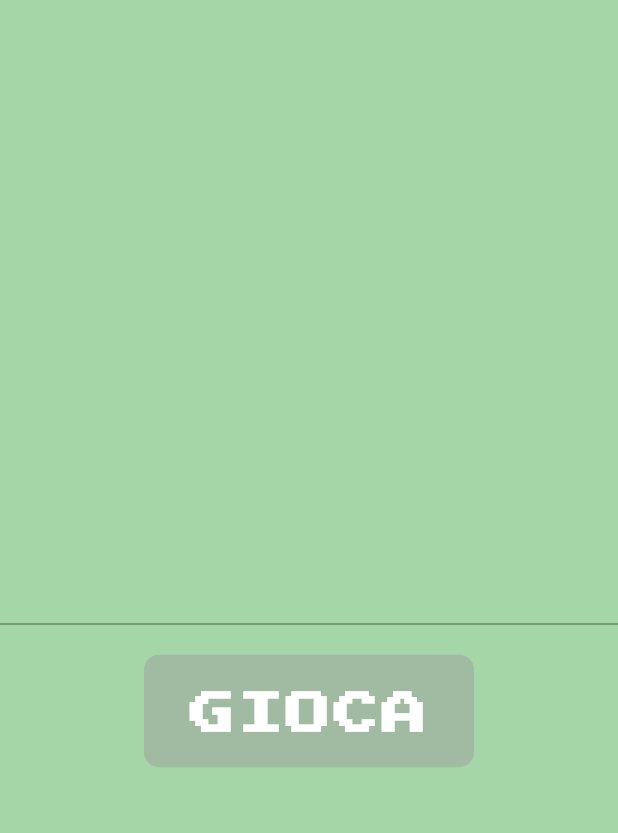
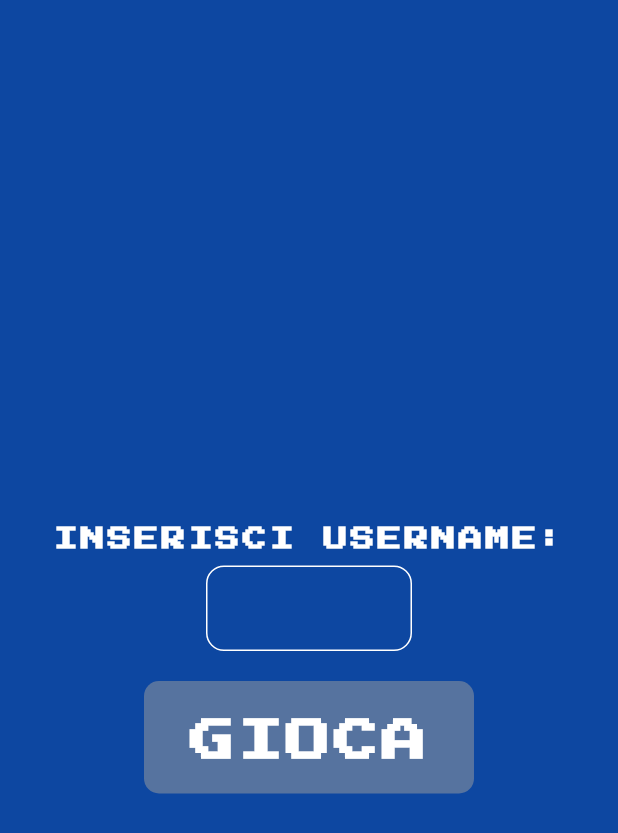
Before and after one commit to SimoneSesanaSchool/TriviaAPI, a Flutter app: the Gioca screen opened by its route, on a phone screen of 412 x 824 dp. Shown: the top 833 px of the screen. Run offline on Flutter 3.47's test engine with Material 2 defaults, Android fonts, the phone set to English and light mode, and no system bars; our stand-ins replace google_fonts.

Commit message:
Aggiornata schermata di gioco

```diff
--- a/GIocoGUI/triviabro/lib/Pages/Gioca/Gioca.dart
+++ b/GIocoGUI/triviabro/lib/Pages/Gioca/Gioca.dart
@@ -1,5 +1,8 @@
+import 'dart:ui';
+
 import 'package:flutter/material.dart';
 import 'package:google_fonts/google_fonts.dart';
+import 'package:triviabro/Pages/Gioca/RadioTextStyle.dart';
 
 class Gioca extends StatefulWidget {
   const Gioca({Key? key}) : super(key: key);
@@ -13,11 +16,13 @@ class _GiocaState extends State<Gioca> {
   String username = "";
   int punteggio = 0;
 
+  int _selectedRadio = 0;
+
   @override
   Widget build(BuildContext context) {
     return Scaffold(
 
-      backgroundColor: Colors.green[200],
+      backgroundColor: Colors.blue[900],
 
       /// AppBar usata come padding
       appBar: AppBar(
@@ -33,8 +38,64 @@ class _GiocaState extends State<Gioca> {
           mainAxisAlignment: MainAxisAlignment.center,
           children: [
 
+            /// Label username
+            Text(
+                "INSERISCI USERNAME:",
+                style: GoogleFonts.pressStart2p(
+                  textStyle: const TextStyle(
+                    fontSize: 16,
+                    letterSpacing: 2,
+                    color: Colors.white,
+                    fontWeight: FontWeight.w800,
+                  ),
+                )
+            ),
+
             /// Inserimento username
-            TextFormField(),
+            Padding(
+              padding: EdgeInsets.only(
+                left: MediaQuery.of(context).size.width /3,
+                right: MediaQuery.of(context).size.width /3,
+                top: 10
+            ),
+              child: TextFormField(
+                onEditingComplete: (){
+                  FocusManager.instance.primaryFocus?.unfocus();
+                },
+                cursorColor: Colors.white,
+                style: GoogleFonts.pressStart2p(
+                  textStyle: const TextStyle(
+                    fontSize: 17,
+                    letterSpacing: 2,
+                    color: Colors.white,
+                    fontWeight: FontWeight.w800,
+                  ),
+                ),
+                textAlign: TextAlign.center,
+                decoration: InputDecoration(
+
+                  // Border decoration
+                  focusedBorder: OutlineInputBorder(
+                    borderRadius: BorderRadius.circular(12),
+                    borderSide: const BorderSide(
+                      color: Colors.white,
+                      width: 1.5,
+                    ),
+                  ),
+                  enabledBorder: OutlineInputBorder(
+                    borderRadius: BorderRadius.circular(12),
+                    borderSide: const BorderSide(
+                      color: Colors.white,
+                      width: 1,
+                    ),
+                  ),
+
+                ),
+                onChanged: (String value){
+                  username = value;
+                },
+              ),
+            ),
 
             /// Bottone gioca
             Padding(
@@ -70,10 +131,76 @@ class _GiocaState extends State<Gioca> {
 
           ],
         ),
-      ) : Text(
-        "gioca"
-      ),
+      ) : Column(
+        mainAxisAlignment: MainAxisAlignment.center,
+        children: [
 
+          /// Domanda
+          Text(
+              "DOMANDA",
+              style: GoogleFonts.pressStart2p(
+                textStyle: const TextStyle(
+                  fontSize: 16,
+                  letterSpacing: 2,
+                  color: Colors.white,
+                  fontWeight: FontWeight.w800,
+                ),
+              )
+          ),
+
+          RadioListTile(
+            value: 1,
+            groupValue: _selectedRadio,
+            onChanged: (inb){
+              setState(() {
+                _selectedRadio = 1;
+              });
+            },
+            title: Text(
+              "Opzione 1",
+              style: radioTextStyle(),
+            ),
+          ),
+          RadioListTile(
+            value: 2,
+            groupValue: _selectedRadio,
+            onChanged: (inb){
+              setState(() {
+                _selectedRadio = 2;
+              });
+            },
+            title: Text(
+              "Opzione 2",
+              style: radioTextStyle(),
+            ),
+          ),
+          RadioListTile(
+            value: 3,
+            groupValue: _selectedRadio,
+            onChanged: (inb){
+              setState(() {
+                _selectedRadio = 3;
+              });
+            },
+            title: Text(
+              "Opzione 3",
+              style: radioTextStyle(),
+            ),
+          ),RadioListTile(
+            value: 4,
+            groupValue: _selectedRadio,
+            onChanged: (inb){
+              setState(() {
+                _selectedRadio = 4;
+              });
+            },
+            title: Text(
+              "Opzione 4",
+              style: radioTextStyle(),
+            ),
+          ),
+        ],
+      )
     );
   }
 }
--- /dev/null
+++ b/GIocoGUI/triviabro/lib/Pages/Gioca/RadioTextStyle.dart
@@ -0,0 +1,13 @@
+import 'package:flutter/material.dart';
+import 'package:google_fonts/google_fonts.dart';
+
+TextStyle radioTextStyle() {
+  return GoogleFonts.pressStart2p(
+    textStyle: const TextStyle(
+      fontSize: 16,
+      letterSpacing: 2,
+      color: Colors.white,
+      fontWeight: FontWeight.w800,
+    ),
+  );
+}
--- a/GIocoGUI/triviabro/lib/Pages/Menu/Menu.dart
+++ b/GIocoGUI/triviabro/lib/Pages/Menu/Menu.dart
@@ -17,7 +17,7 @@ class _MenuState extends State<Menu> {
   Widget build(BuildContext context) {
     return Scaffold(
 
-      backgroundColor: Colors.green[200],
+      backgroundColor: Colors.blue[900],
 
       body: Center(
         child: Column(
```
